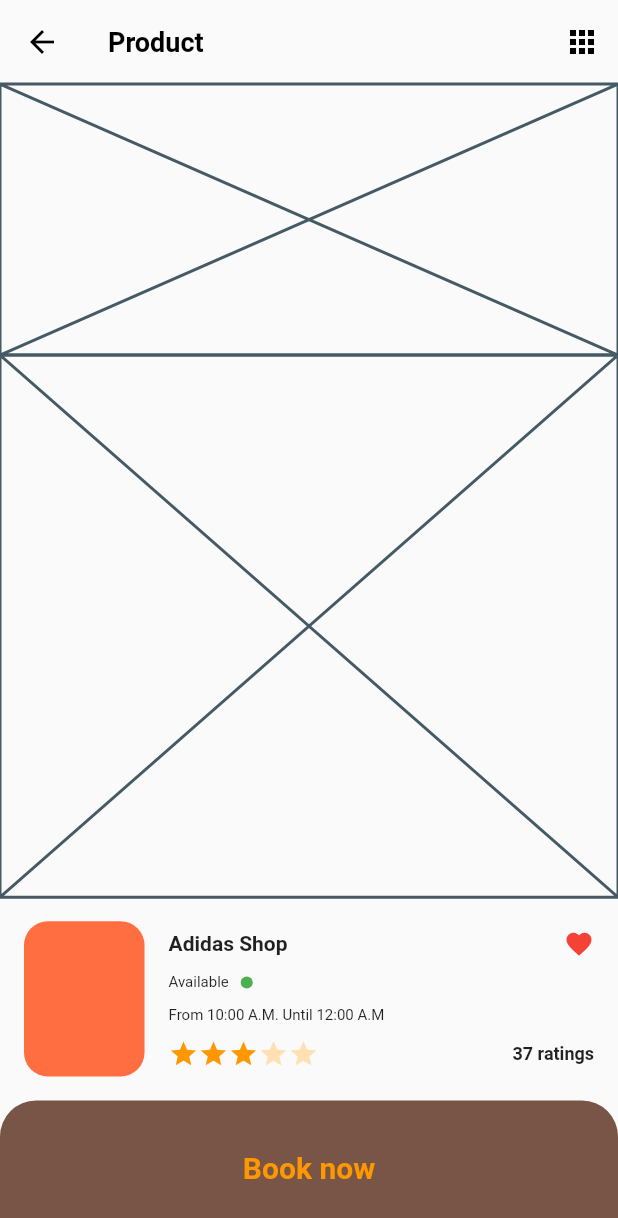
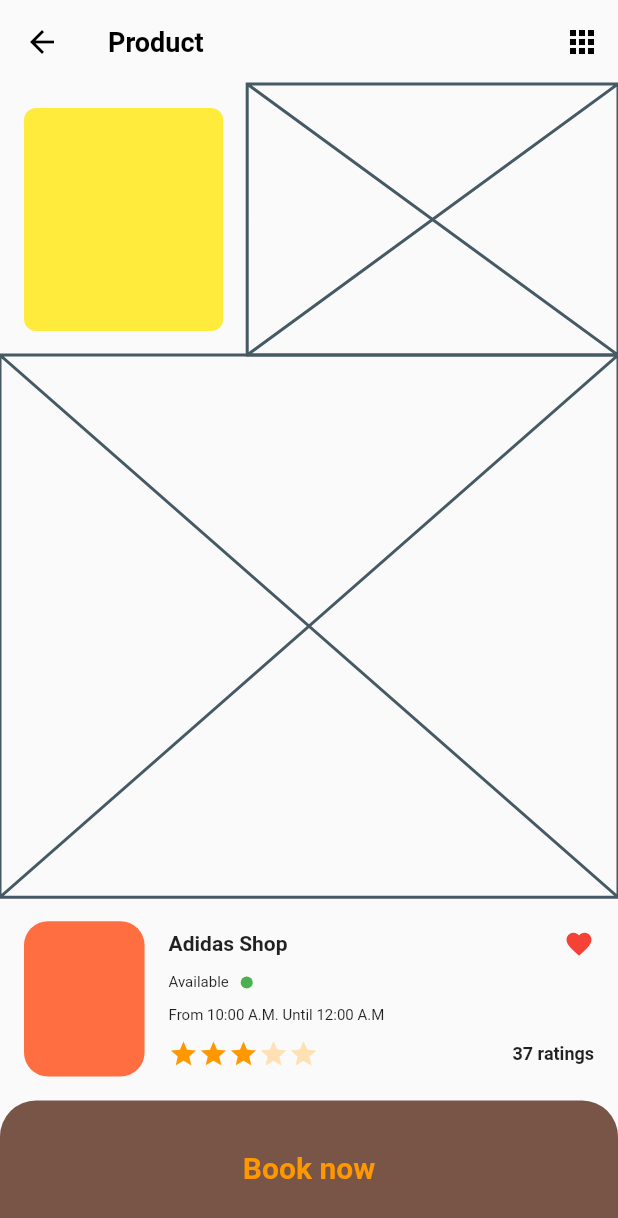
Before and after one commit to JAICHANGPARK/flutter_notebook_the_third_story, a Flutter app: the ProductPage screen opened directly, on a phone screen of 412 x 824 dp. Shown: the top 1218 px of the screen. Run offline on Flutter 3.47's test engine with Material 2 defaults, Android fonts, the phone set to English and light mode, and no system bars; our stand-ins replace badges, dotted_border, fl_chart, page_transition, percent_indicator; network calls fail.

Commit message:
Update product_page.dart

```diff
--- a/lib/travel_store_app/product_page.dart
+++ b/lib/travel_store_app/product_page.dart
@@ -32,7 +32,24 @@ class _ProductPageState extends State<ProductPage> {
         children: <Widget>[
           Expanded(
             flex: 4,
-            child: Placeholder(),
+            child: Row(
+              children: <Widget>[
+                Expanded(
+                  flex: 4,
+                  child:Container(
+                    margin: EdgeInsets.all(16),
+                    decoration: BoxDecoration(
+                      color: Colors.yellow,
+                      borderRadius: BorderRadius.circular(8)
+                    ),
+                  ),
+                ),
+                Expanded(
+                  flex: 6,
+                  child:Placeholder(),
+                )
+              ],
+            ),
           ),
           Expanded(
             flex: 8,
```
